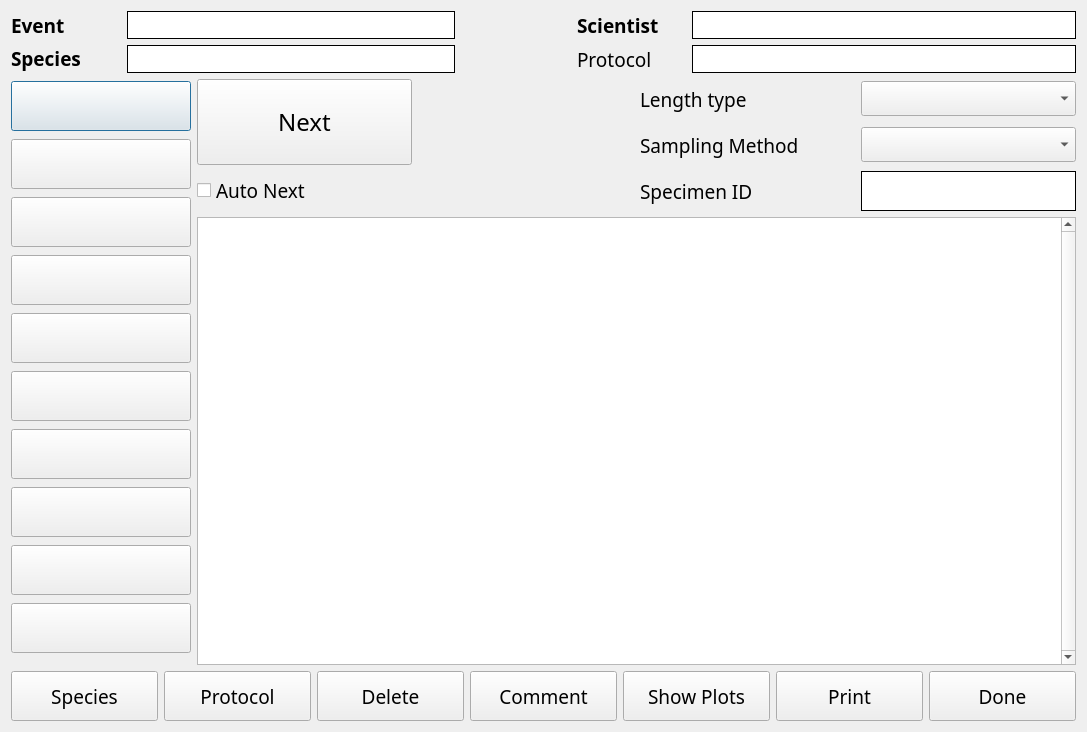
Above: ui/CLAMSSpecimen.ui from noaa-afsc-mace/CLAMS before the change. Below: the same form after it.
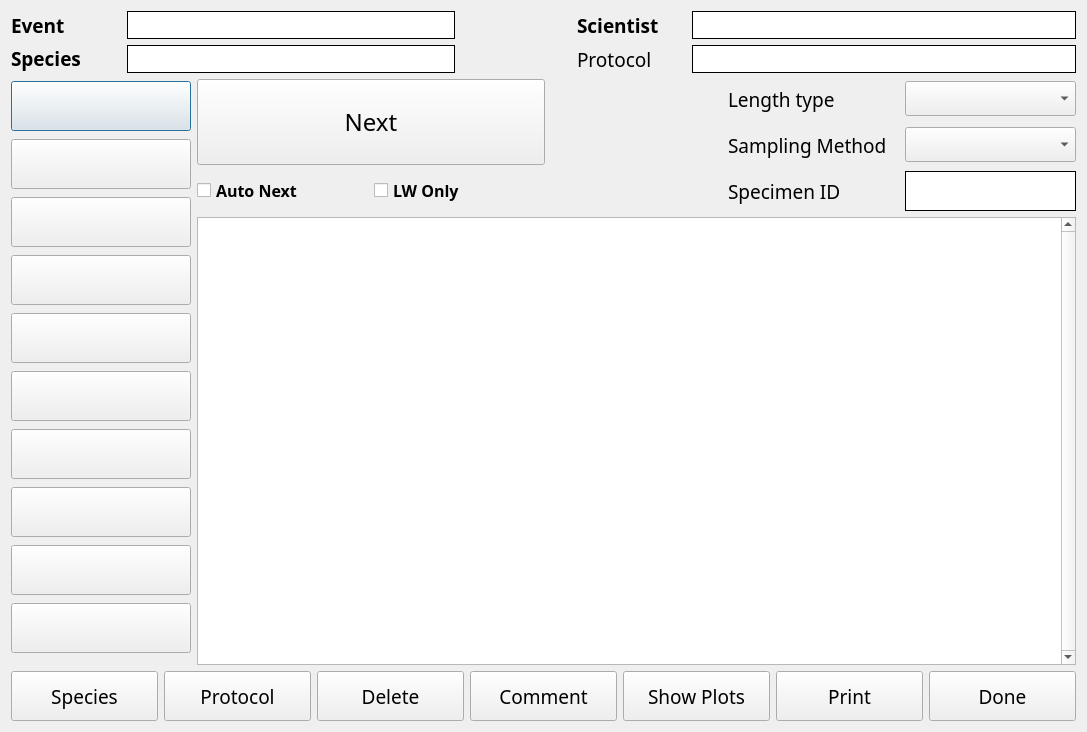
That is the form after the change.

Commit message:
create new LW check mark button
created new LW check mark button in the specimen form that disables all buttons but LW. This would allow auto next button to be enabled if we know we won't be taking any other measurements.

Patch:
```diff
--- a/ui/CLAMSSpecimen.ui
+++ b/ui/CLAMSSpecimen.ui
@@ -426,8 +426,8 @@
       <layout class="QVBoxLayout" name="verticalLayout_2">
        <item>
         <layout class="QGridLayout" name="gridLayout_3" rowminimumheight="40,40,40">
-         <item row="1" column="2">
-          <widget class="QLabel" name="label_3">
+         <item row="2" column="3">
+          <widget class="QLabel" name="label_6">
            <property name="font">
             <font>
              <family>Arial Black</family>
@@ -435,27 +435,11 @@
             </font>
            </property>
            <property name="text">
-            <string>Sampling Method</string>
+            <string>Specimen ID</string>
            </property>
           </widget>
          </item>
-         <item row="1" column="3">
-          <widget class="QComboBox" name="samplingMethodBox">
-           <property name="minimumSize">
-            <size>
-             <width>0</width>
-             <height>0</height>
-            </size>
-           </property>
-           <property name="font">
-            <font>
-             <family>Arial Black</family>
-             <pointsize>14</pointsize>
-            </font>
-           </property>
-          </widget>
-         </item>
-         <item row="0" column="3">
+         <item row="0" column="4">
           <widget class="QComboBox" name="lengthTypeBox">
            <property name="minimumSize">
             <size>
@@ -471,7 +455,7 @@
            </property>
           </widget>
          </item>
-         <item row="0" column="2">
+         <item row="0" column="3">
           <widget class="QLabel" name="label">
            <property name="sizePolicy">
             <sizepolicy hsizetype="Preferred" vsizetype="Minimum">
@@ -492,20 +476,7 @@
            </property>
           </widget>
          </item>
-         <item row="2" column="2">
-          <widget class="QLabel" name="label_6">
-           <property name="font">
-            <font>
-             <family>Arial Black</family>
-             <pointsize>14</pointsize>
-            </font>
-           </property>
-           <property name="text">
-            <string>Specimen ID</string>
-           </property>
-          </widget>
-         </item>
-         <item row="2" column="3">
+         <item row="2" column="4">
           <widget class="QLabel" name="specimenLabel">
            <property name="minimumSize">
             <size>
@@ -539,7 +510,9 @@
            <property name="font">
             <font>
              <family>Arial Black</family>
-             <pointsize>14</pointsize>
+             <pointsize>12</pointsize>
+             <weight>75</weight>
+             <bold>true</bold>
             </font>
            </property>
            <property name="text">
@@ -547,7 +520,7 @@
            </property>
           </widget>
          </item>
-         <item row="0" column="1" rowspan="3">
+         <item row="0" column="2" rowspan="3">
           <widget class="QLabel" name="picLabel">
            <property name="font">
             <font>
@@ -565,7 +538,51 @@
            </property>
           </widget>
          </item>
-         <item row="0" column="0" rowspan="2">
+         <item row="1" column="4">
+          <widget class="QComboBox" name="samplingMethodBox">
+           <property name="minimumSize">
+            <size>
+             <width>0</width>
+             <height>0</height>
+            </size>
+           </property>
+           <property name="font">
+            <font>
+             <family>Arial Black</family>
+             <pointsize>14</pointsize>
+            </font>
+           </property>
+          </widget>
+         </item>
+         <item row="1" column="3">
+          <widget class="QLabel" name="label_3">
+           <property name="font">
+            <font>
+             <family>Arial Black</family>
+             <pointsize>14</pointsize>
+            </font>
+           </property>
+           <property name="text">
+            <string>Sampling Method</string>
+           </property>
+          </widget>
+         </item>
+         <item row="2" column="1">
+          <widget class="QCheckBox" name="lwOnlyCheckBox">
+           <property name="font">
+            <font>
+             <family>Arial Black</family>
+             <pointsize>12</pointsize>
+             <weight>75</weight>
+             <bold>true</bold>
+            </font>
+           </property>
+           <property name="text">
+            <string>LW Only</string>
+           </property>
+          </widget>
+         </item>
+         <item row="0" column="0" rowspan="2" colspan="2">
           <widget class="QPushButton" name="cycleBtn">
            <property name="enabled">
             <bool>true</bool>
```
The commit also changes 3 other files.
